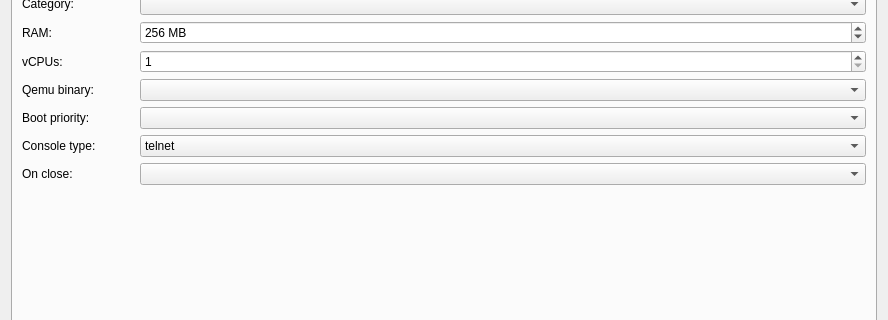
Before: the Qt Designer form gns3/modules/qemu/ui/qemu_vm_configuration_page.ui in GNS3/gns3-gui, drawn with Qt 5; both pictures show x 0 to 888 and y 137 to 457 of the 888 by 882 pixel window.
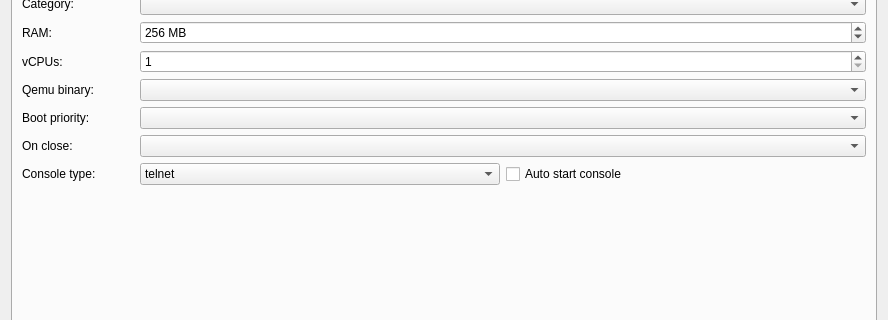
After: the same form once the commit is applied.

Commit message: Support for console auto start. Fixes #1910

Diff of the .ui file:
```diff
--- a/gns3/modules/qemu/ui/qemu_vm_configuration_page.ui
+++ b/gns3/modules/qemu/ui/qemu_vm_configuration_page.ui
@@ -31,17 +31,17 @@
          </property>
         </widget>
        </item>
-       <item row="0" column="2">
+       <item row="0" column="1">
         <widget class="QLineEdit" name="uiNameLineEdit"/>
        </item>
-       <item row="1" column="0" colspan="2">
+       <item row="1" column="0">
         <widget class="QLabel" name="uiDefaultNameFormatLabel">
          <property name="text">
           <string>Default name format:</string>
          </property>
         </widget>
        </item>
-       <item row="1" column="2">
+       <item row="1" column="1">
         <widget class="QLineEdit" name="uiDefaultNameFormatLineEdit"/>
        </item>
        <item row="2" column="0">
@@ -51,7 +51,7 @@
          </property>
         </widget>
        </item>
-       <item row="2" column="2">
+       <item row="2" column="1">
         <layout class="QHBoxLayout" name="horizontalLayout_7">
          <item>
           <widget class="QLineEdit" name="uiSymbolLineEdit"/>
@@ -75,7 +75,7 @@
          </property>
         </widget>
        </item>
-       <item row="3" column="2">
+       <item row="3" column="1">
         <widget class="QComboBox" name="uiCategoryComboBox"/>
        </item>
        <item row="4" column="0">
@@ -85,7 +85,7 @@
          </property>
         </widget>
        </item>
-       <item row="4" column="2">
+       <item row="4" column="1">
         <widget class="QSpinBox" name="uiRamSpinBox">
          <property name="suffix">
           <string> MB</string>
@@ -108,7 +108,7 @@
          </property>
         </widget>
        </item>
-       <item row="5" column="2">
+       <item row="5" column="1">
         <widget class="QSpinBox" name="uiCPUSpinBox">
          <property name="minimum">
           <number>1</number>
@@ -125,7 +125,7 @@
          </property>
         </widget>
        </item>
-       <item row="6" column="2">
+       <item row="6" column="1">
         <widget class="QComboBox" name="uiQemuListComboBox">
          <property name="sizePolicy">
           <sizepolicy hsizetype="Expanding" vsizetype="Fixed">
@@ -142,17 +142,29 @@
          </property>
         </widget>
        </item>
-       <item row="7" column="2">
+       <item row="7" column="1">
         <widget class="QComboBox" name="uiBootPriorityComboBox"/>
        </item>
        <item row="8" column="0">
+        <widget class="QLabel" name="uiOnCloseLabel">
+         <property name="text">
+          <string>On close:</string>
+         </property>
+        </widget>
+       </item>
+       <item row="8" column="1">
+        <widget class="QComboBox" name="uiOnCloseComboBox"/>
+       </item>
+       <item row="9" column="0">
         <widget class="QLabel" name="uiConsoleTypeLabel">
          <property name="text">
           <string>Console type:</string>
          </property>
         </widget>
        </item>
-       <item row="8" column="2">
+       <item row="9" column="1">
+        <layout class="QHBoxLayout" name="horizontalLayout_2">
+         <item>
         <widget class="QComboBox" name="uiConsoleTypeComboBox">
          <item>
           <property name="text">
@@ -181,14 +193,16 @@
          </item>
         </widget>
        </item>
-       <item row="9" column="0">
-        <widget class="QLabel" name="uiOnCloseLabel">
+         <item>
+          <widget class="QCheckBox" name="uiConsoleAutoStartCheckBox">
          <property name="text">
-          <string>On close:</string>
+            <string>Auto start console</string>
          </property>
         </widget>
        </item>
-       <item row="10" column="1" colspan="2">
+        </layout>
+       </item>
+       <item row="10" column="1">
         <spacer name="spacer">
          <property name="orientation">
           <enum>Qt::Vertical</enum>
@@ -201,9 +215,6 @@
          </property>
         </spacer>
        </item>
-       <item row="9" column="2">
-        <widget class="QComboBox" name="uiOnCloseComboBox"/>
-       </item>
       </layout>
      </widget>
      <widget class="QWidget" name="uiHddTab">
```
Lines whose indentation alone changed are shown as unchanged. The commit also changes 42 other files.
